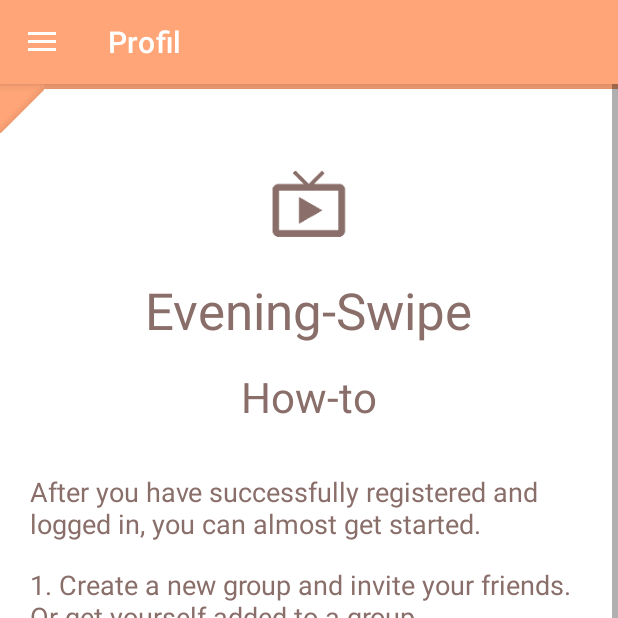
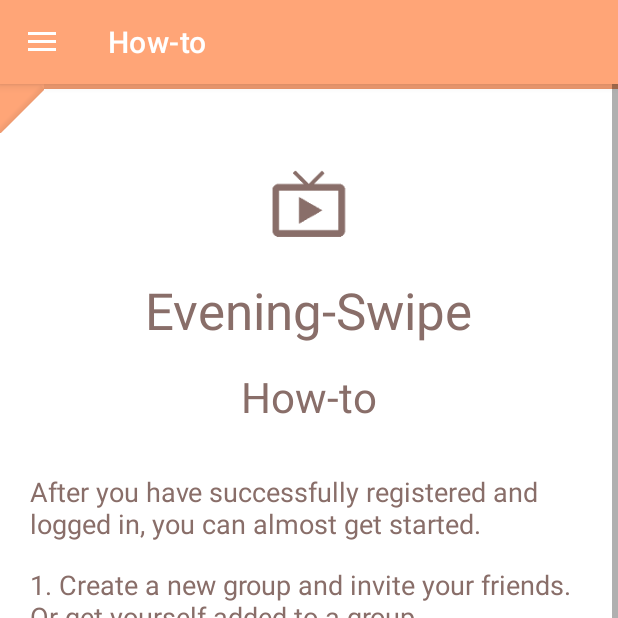
Before and after one commit to Hajuj/EveningSwipe, an Android app: the screen it shows after launch (NavigationDrawer), in the side drawer, after a tap on "How-to", on a phone screen of 412 x 824 dp, the top half of it. Run offline under Robolectric (Android 15) with nearby library versions, the phone set to English and light mode, and no system bars; our stand-ins replace navigation-ui; libraries missing offline, so code that uses them is left out: com.github.kittinunf.fuel; 3 statements that could not run were skipped.

Commit message:
change header profil to how-to

```diff
--- a/app/src/main/res/menu/activity_main_drawer.xml
+++ b/app/src/main/res/menu/activity_main_drawer.xml
@@ -11,7 +11,7 @@
         <item
             android:id="@+id/nav_gallery"
             android:icon="@drawable/ic_menu_profil"
-            android:title="@string/menu_profile"/>
+            android:title="@string/how_to"/>
         <item
             android:id="@+id/nav_slideshow"
             android:icon="@drawable/ic_menu_groups"
--- a/app/src/main/res/navigation/mobile_navigation.xml
+++ b/app/src/main/res/navigation/mobile_navigation.xml
@@ -14,7 +14,7 @@
     <fragment
         android:id="@+id/nav_gallery"
         android:name="com.example.eveningswipe.ui.profile.GalleryFragment"
-        android:label="@string/menu_profile"
+        android:label="@string/how_to"
         tools:layout="@layout/fragment_gallery" />
 
     <fragment
--- a/app/src/main/res/values/strings.xml
+++ b/app/src/main/res/values/strings.xml
@@ -164,7 +164,6 @@
     <string name="or">or</string>
     <string name="enter_a_name_for_the_filter">Enter a filter name:</string>
     <string name="filtername">filtername</string>
-    <string name="how_to">How-to</string>
     <string name="after_you_have_successfully_registered_and_logged_in_you_can_almost_get_started">After you have successfully registered and logged in, you can almost get started.</string>
     <string name="_1_create_a_new_group_and_invite_your_friends_or_get_yourself_added_to_a_group">1. Create a new group and invite your friends. Or get yourself added to a group.</string>
     <string name="_2_create_filters_that_match_your_film_preferences_or_if_you_re_undecided_create_a_random_filter_and_let_it_surprise_you">2. Create filters that match your film preferences. Or if you\'re undecided, create a random filter and let it surprise you.</string>
@@ -175,4 +174,6 @@
     <string name="votes">( votes)</string>
     <string name="group_name">Group:</string>
     <string name="number_of_members">Members:</string>
+    <string name="profil">Profil</string>
+    <string name="how_to">How-to</string>
 </resources>
```
